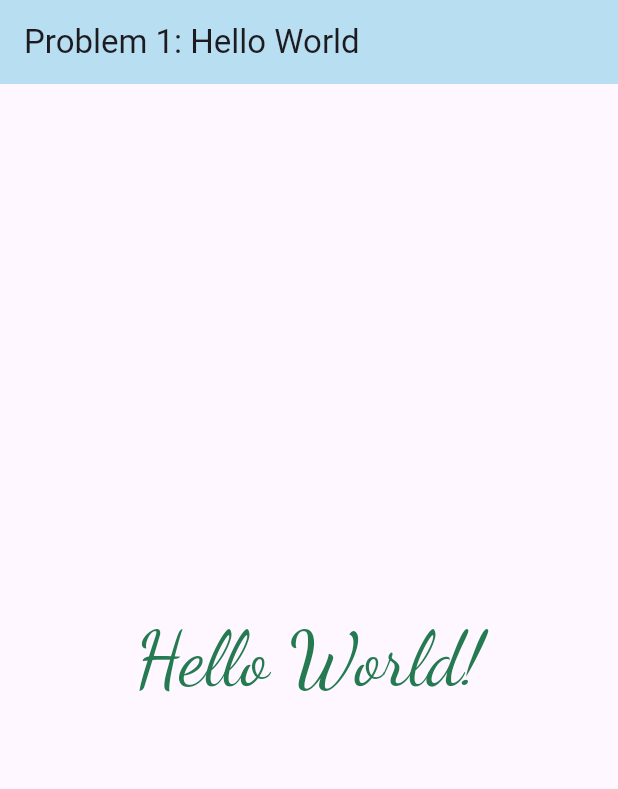
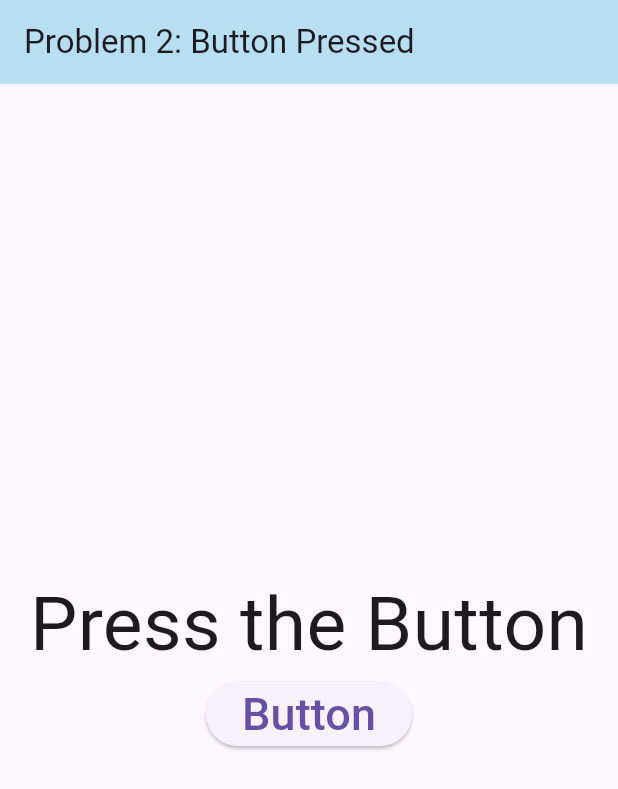
Before and after one commit to Noman5713/tracker_sheet, a Flutter app: the screen it shows after launch, on a phone screen of 412 x 824 dp. Shown: the top 789 px of the screen. Run offline on Flutter 3.47's test engine with Material 3 defaults, Android fonts, the phone set to English and light mode, and no system bars.

Commit message:
Problm 2: Button Pressed

```diff
--- a/lib/main.dart
+++ b/lib/main.dart
@@ -1,7 +1,7 @@
 import 'package:flutter/material.dart';
 
 main() {
-  runApp(const MyApp());
+  runApp(MyApp());
 }
 
 class MyApp extends StatelessWidget {
@@ -9,31 +9,41 @@ class MyApp extends StatelessWidget {
 
   @override
   Widget build(BuildContext context) {
-    return const MaterialApp(
-      home: HomeActivity(),
-      debugShowCheckedModeBanner: false,
-    );
+    return MaterialApp(home: HomeActivity(), debugShowCheckedModeBanner: false);
   }
 }
 
-class HomeActivity extends StatelessWidget {
-  const HomeActivity({super.key});
+class HomeActivity extends StatefulWidget {
+  _HomeActivityState createState() => _HomeActivityState();
+}
+
+class _HomeActivityState extends State<HomeActivity> {
+  String text = "Press the Button";
+
+  void _afterclick() {
+    setState(() {
+      text = "Button Pressed";
+    });
+  }
 
   @override
   Widget build(BuildContext context) {
     return Scaffold(
       appBar: AppBar(
-        title: Text("Problem 1: Hello World"),
+        title: Text("Problem 2: Button Pressed"),
         backgroundColor: const Color.fromARGB(255, 184, 222, 241),
       ),
       body: Center(
-        child: Text(
-          "Hello World!",
-          style: TextStyle(
-            color: const Color.fromARGB(255, 38, 122, 82),
-            fontFamily: 'DancingScript',
-            fontSize: 50,
-          ),
+        child: Column(
+          mainAxisAlignment: MainAxisAlignment.center,
+          children: [
+            Text(text, style: TextStyle(fontSize: 50)),
+            //Container(padding: EdgeInsets.all(20), color: Colors.blue),
+            ElevatedButton(
+              onPressed: _afterclick,
+              child: Text("Button", style: TextStyle(fontSize: 30)),
+            ),
+          ],
         ),
       ),
     );
```
